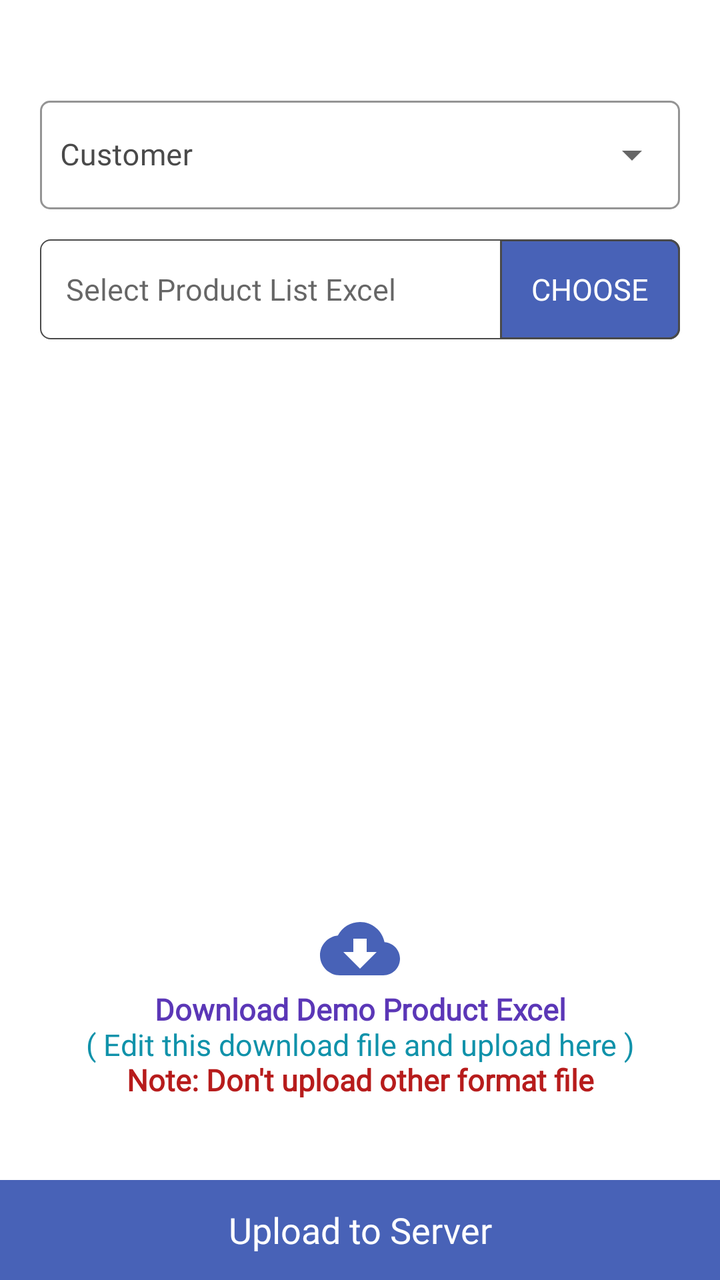
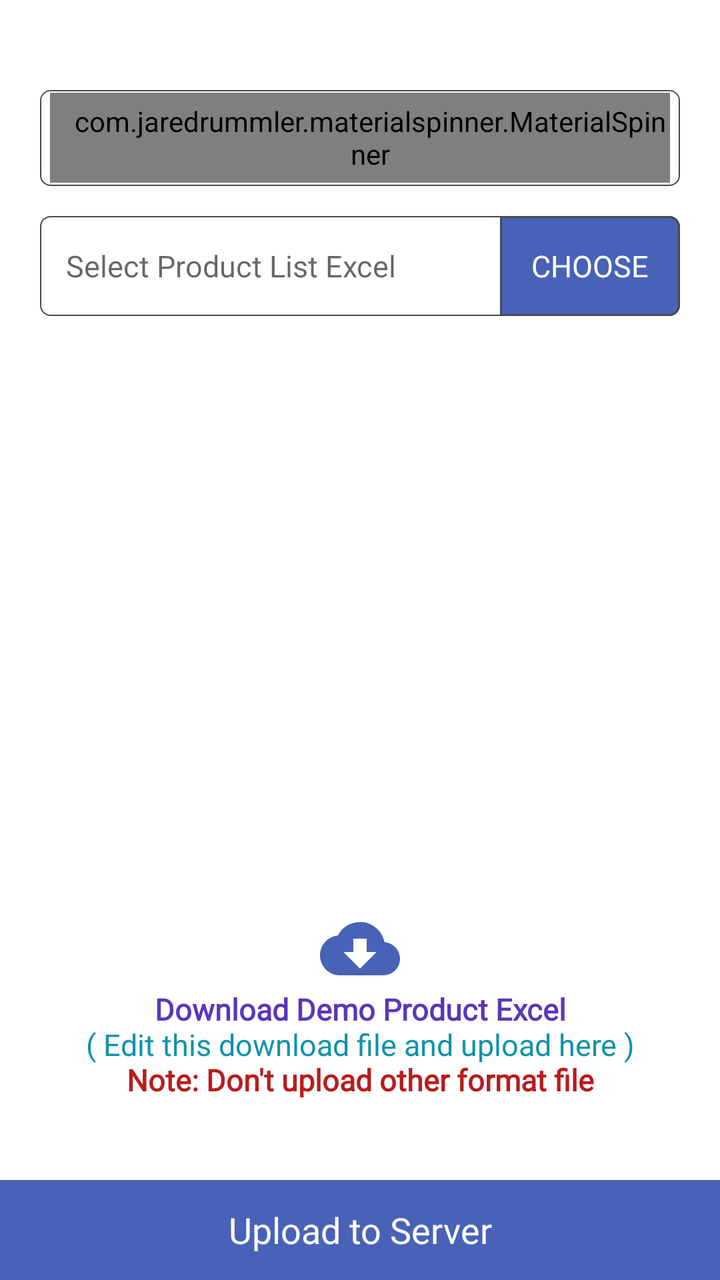

Compare the two renders of this Android layout. The source of the first and the diff that turns it into the second are given below.
<!-- AndroidManifest.xml: application theme AppTheme -->
<!-- res/layout/fragment_product_export.xml -->
<?xml version="1.0" encoding="utf-8"?>
<RelativeLayout xmlns:android="http://schemas.android.com/apk/res/android"
    xmlns:app="http://schemas.android.com/apk/res-auto"
    xmlns:tools="http://schemas.android.com/tools"
    android:layout_width="match_parent"
    android:layout_height="match_parent"
    tools:context=".Fragment.ProductExport">

    <RelativeLayout
        android:layout_width="match_parent"
        android:layout_height="match_parent"
        android:layout_above="@+id/uploadToServer"
        android:orientation="vertical"
        android:padding="5dp">

        <FrameLayout
            android:id="@+id/frameLayout"
            android:layout_width="match_parent"
            android:layout_height="wrap_content"
            android:layout_alignParentTop="true"
            android:layout_marginTop="30dp">

            <com.google.android.material.textfield.TextInputLayout
                style="@style/CustomDropDownTilStyle"
                android:layout_marginStart="15dp"
                android:layout_marginTop="10dp"
                android:layout_marginEnd="15dp"
                android:hint="Customer">

                <androidx.appcompat.widget.AppCompatAutoCompleteTextView
                    android:id="@+id/customerSpinner"
                    android:layout_width="match_parent"
                    android:layout_height="wrap_content"
                    android:focusable="false"
                    android:fontFamily="@font/poppinsregular"
                    android:inputType="none"
                    android:paddingStart="10dp"
                    android:paddingEnd="10dp"
                    android:singleLine="true"
                    android:textSize="15sp" />

            </com.google.android.material.textfield.TextInputLayout>

            <ProgressBar
                android:id="@+id/customerProgressBar"
                style="?android:attr/progressBarStyle"
                android:layout_width="40dp"
                android:layout_height="40dp"
                android:layout_gravity="center|end"
                android:layout_marginTop="8dp"
                android:layout_marginEnd="15dp"
                android:indeterminateTint="@color/colorPrimary"
                android:visibility="gone" />

        </FrameLayout>

        <RelativeLayout
            android:id="@+id/relativeLayout"
            android:layout_width="match_parent"
            android:layout_height="50dp"
            android:layout_below="@+id/frameLayout"
            android:layout_marginStart="15dp"
            android:layout_marginTop="15dp"
            android:layout_marginEnd="15dp"
            android:background="@drawable/button_rounded_border"
            android:orientation="horizontal">

            <TextView
                android:id="@+id/filePath"
                android:layout_width="match_parent"
                android:layout_height="50dp"
                android:layout_gravity="center"
                android:layout_marginStart="3dp"
                android:layout_marginTop="3dp"
                android:layout_marginEnd="3dp"
                android:layout_marginBottom="3dp"
                android:layout_toStartOf="@+id/fileUpload"
                android:background="@null"
                android:fontFamily="@font/poppinsregular"
                android:gravity="center|start"
                android:hint="Select Product List Excel"
                android:paddingStart="10dp"
                android:paddingEnd="10dp"
                android:singleLine="true"
                android:textColor="@color/black"
                android:textSize="15sp" />

            <TextView
                android:id="@+id/fileUpload"
                android:layout_width="90dp"
                android:layout_height="match_parent"
                android:layout_alignParentEnd="true"
                android:layout_gravity="center"
                android:background="@drawable/upload_file"
                android:fontFamily="@font/poppinsregular"
                android:gravity="center"
                android:paddingStart="10dp"
                android:paddingEnd="10dp"
                android:text="CHOOSE"
                android:textColor="@color/white"
                android:textSize="15sp" />

        </RelativeLayout>

        <LinearLayout
            android:id="@+id/downloadLayout"
            android:layout_width="wrap_content"
            android:layout_height="wrap_content"
            android:layout_alignParentBottom="true"
            android:layout_centerInParent="true"
            android:layout_gravity="center|end"
            android:layout_marginStart="10dp"
            android:layout_marginTop="15dp"
            android:layout_marginEnd="10dp"
            android:layout_marginBottom="25dp"
            android:orientation="vertical"
            android:padding="10dp">

            <ImageView
                android:layout_width="40dp"
                android:layout_height="40dp"
                android:layout_gravity="center"
                android:layout_marginStart="10dp"
                android:layout_marginEnd="10dp"
                android:src="@drawable/baseline_cloud_download_24"
                app:tint="@color/colorPrimary" />

            <TextView
                android:layout_width="wrap_content"
                android:layout_height="wrap_content"
                android:layout_gravity="center"
                android:fontFamily="@font/poppinsregular"
                android:gravity="center"
                android:paddingStart="10dp"
                android:paddingEnd="10dp"
                android:text="@string/download_file"
                android:textColor="@color/red"
                android:textSize="15sp" />

        </LinearLayout>

    </RelativeLayout>

    <TextView
        android:id="@+id/uploadToServer"
        android:layout_width="match_parent"
        android:layout_height="50dp"
        android:layout_alignParentBottom="true"
        android:layout_gravity="center"
        android:background="@color/colorPrimary"
        android:fontFamily="@font/poppinsmedium"
        android:gravity="center"
        android:text="Upload to Server"
        android:textColor="@color/white"
        android:textSize="18sp" />

</RelativeLayout>
<!-- resources referenced by this layout -->
<resources>
  <color name="black">#000</color>
  <color name="colorPrimary">#4862b7</color>
  <color name="red">#B71C1C</color>
  <color name="white">#fff</color>
  <!-- drawable baseline_cloud_download_24 (drawable) -->
  <vector xmlns:android="http://schemas.android.com/apk/res/android"
      android:width="24dp"
      android:height="24dp"
      android:tint="#000000"
      android:viewportWidth="24"
      android:viewportHeight="24">
      <path
          android:fillColor="@android:color/white"
          android:pathData="M19.35,10.04C18.67,6.59 15.64,4 12,4 9.11,4 6.6,5.64 5.35,8.04 2.34,8.36 0,10.91 0,14c0,3.31 2.69,6 6,6h13c2.76,0 5,-2.24 5,-5 0,-2.64 -2.05,-4.78 -4.65,-4.96zM17,13l-5,5 -5,-5h3V9h4v4h3z" />
  </vector>
  <!-- drawable button_rounded_border (drawable) -->
  <?xml version="1.0" encoding="utf-8"?>
  <shape xmlns:android="http://schemas.android.com/apk/res/android">
      <stroke
          android:width="0.7dp"
          android:color="@color/light_black" />
      <corners android:radius="5dp" />
  </shape>
  <!-- drawable upload_file (drawable) -->
  <?xml version="1.0" encoding="utf-8"?>
  <shape xmlns:android="http://schemas.android.com/apk/res/android">
      <solid android:color="@color/colorPrimary" />
      <stroke
          android:width="1dp"
          android:color="@color/light_black" />
      <corners
          android:bottomRightRadius="5dp"
          android:topRightRadius="5dp" />
  </shape>
  <string name="download_file"><b><font fgcolor="#5B37B7">Download Demo Product Excel</font></b>\n<font fgcolor="#1092AA">( Edit this download file and upload here )</font>\n<b>Note: Don\'t upload other format file</b></string>
  <style name="CustomDropDownTilStyle" parent="Widget.MaterialComponents.TextInputLayout.OutlinedBox.ExposedDropdownMenu">
          <item name="android:layout_width">match_parent</item>
          <item name="android:layout_height">wrap_content</item>
          <item name="android:textColorHint">@color/light_black</item>
          <item name="fontFamily">@font/poppinsregular</item>
          <item name="android:textSize">15sp</item>
          <item name="overlapAnchor">true</item>
          <item name="hintTextColor">@color/colorAccent</item>
          <item name="boxStrokeColor">@color/colorAccent</item>
          <item name="colorControlNormal">@color/colorAccent</item>
          <item name="colorControlActivated">@color/colorAccent</item>
          <item name="colorControlHighlight">@color/colorAccent</item>
          <item name="boxCornerRadiusBottomEnd">5dp</item>
          <item name="boxCornerRadiusBottomStart">5dp</item>
          <item name="boxCornerRadiusTopEnd">5dp</item>
          <item name="boxCornerRadiusTopStart">5dp</item>
      </style>
  <style name="AppTheme" parent="Theme.MaterialComponents.DayNight.NoActionBar">
          
          <item name="colorPrimary">@color/colorPrimary</item>
          <item name="colorPrimaryDark">@color/colorPrimary</item>
          <item name="colorAccent">@color/colorAccent</item>
          <item name="android:windowIsTranslucent">true</item>
          <item name="windowNoTitle">true</item>
          <item name="windowActionBar">false</item>
  
      </style>
  <color name="light_black">#4a4a4a</color>
  <color name="colorAccent">#000</color>
</resources>

<!-- the commit's change to res/layout/fragment_product_export.xml (unified diff, before → after) -->
@@ -20,26 +20,29 @@
             android:layout_alignParentTop="true"
             android:layout_marginTop="30dp">
 
-            <com.google.android.material.textfield.TextInputLayout
-                style="@style/CustomDropDownTilStyle"
+            <LinearLayout
+                android:layout_width="match_parent"
+                android:layout_height="48dp"
                 android:layout_marginStart="15dp"
                 android:layout_marginTop="10dp"
                 android:layout_marginEnd="15dp"
-                android:hint="Customer">
+                android:background="@drawable/button_rounded_border"
+                android:orientation="horizontal">
 
-                <androidx.appcompat.widget.AppCompatAutoCompleteTextView
+                <com.jaredrummler.materialspinner.MaterialSpinner
                     android:id="@+id/customerSpinner"
                     android:layout_width="match_parent"
-                    android:layout_height="wrap_content"
-                    android:focusable="false"
+                    android:layout_height="45dp"
+                    android:layout_gravity="center"
+                    android:layout_margin="5dp"
                     android:fontFamily="@font/poppinsregular"
-                    android:inputType="none"
+                    android:gravity="center|start"
                     android:paddingStart="10dp"
-                    android:paddingEnd="10dp"
-                    android:singleLine="true"
-                    android:textSize="15sp" />
+                    android:textColor="@color/black"
+                    android:textSize="15sp"
+                    app:ms_hint="Select Customer" />
 
-            </com.google.android.material.textfield.TextInputLayout>
+            </LinearLayout>
 
             <ProgressBar
                 android:id="@+id/customerProgressBar"
<!-- resource entries referenced after the edit -->
@@ -35,23 +35,6 @@
           android:topRightRadius="5dp" />
   </shape>
   <string name="download_file"><b><font fgcolor="#5B37B7">Download Demo Product Excel</font></b>\n<font fgcolor="#1092AA">( Edit this download file and upload here )</font>\n<b>Note: Don\'t upload other format file</b></string>
-  <style name="CustomDropDownTilStyle" parent="Widget.MaterialComponents.TextInputLayout.OutlinedBox.ExposedDropdownMenu">
-          <item name="android:layout_width">match_parent</item>
-          <item name="android:layout_height">wrap_content</item>
-          <item name="android:textColorHint">@color/light_black</item>
-          <item name="fontFamily">@font/poppinsregular</item>
-          <item name="android:textSize">15sp</item>
-          <item name="overlapAnchor">true</item>
-          <item name="hintTextColor">@color/colorAccent</item>
-          <item name="boxStrokeColor">@color/colorAccent</item>
-          <item name="colorControlNormal">@color/colorAccent</item>
-          <item name="colorControlActivated">@color/colorAccent</item>
-          <item name="colorControlHighlight">@color/colorAccent</item>
-          <item name="boxCornerRadiusBottomEnd">5dp</item>
-          <item name="boxCornerRadiusBottomStart">5dp</item>
-          <item name="boxCornerRadiusTopEnd">5dp</item>
-          <item name="boxCornerRadiusTopStart">5dp</item>
-      </style>
   <style name="AppTheme" parent="Theme.MaterialComponents.DayNight.NoActionBar">
           
           <item name="colorPrimary">@color/colorPrimary</item>
